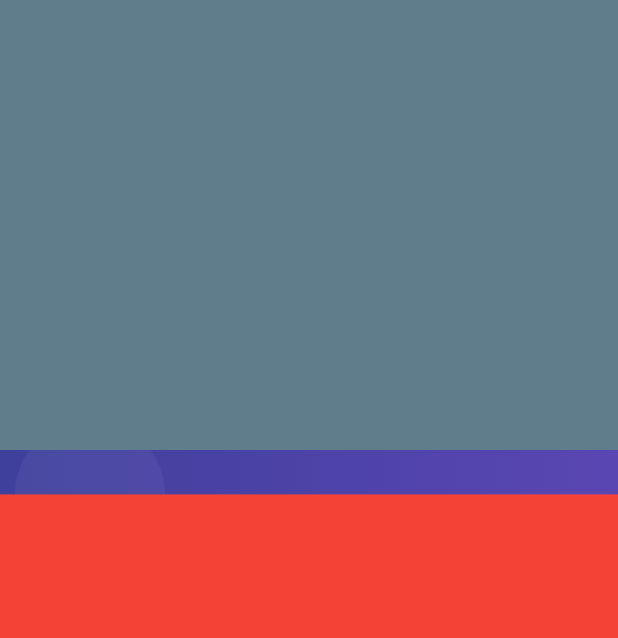
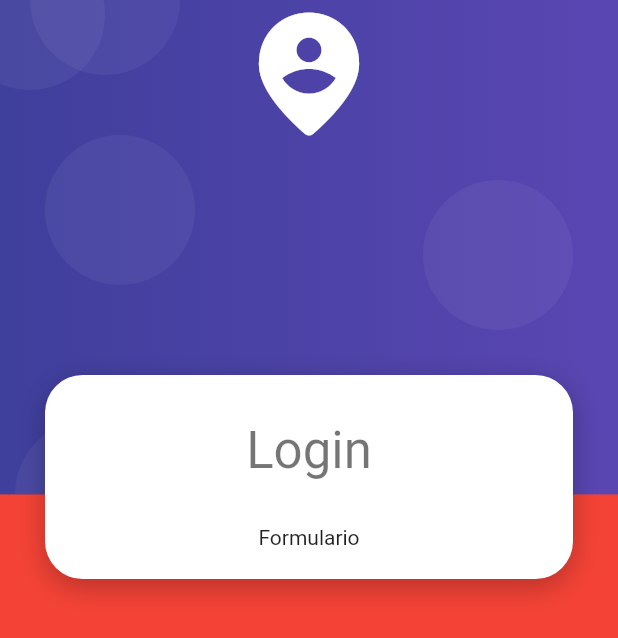
Before and after one commit to milone1/forms_flutter, a Flutter app: the screen it shows after launch, on a phone screen of 412 x 824 dp. Shown: the top 638 px of the screen. Run offline on Flutter 3.47's test engine with Material 2 defaults, Android fonts, the phone set to English and light mode, and no system bars.

Commit message:
add card container

```diff
--- a/lib/screens/login_screen.dart
+++ b/lib/screens/login_screen.dart
@@ -8,10 +8,31 @@
   Widget build(BuildContext context) {
     return Scaffold(
       body: AuthBackground(
-        child: Container(
-          width: double.infinity,
-          height: 300,
-          color: Colors.blueGrey,
+        child: SingleChildScrollView(
+          child: Column(
+            children: [
+              const SizedBox(
+                height: 250,
+              ),
+              CardContainer(
+                child: Column(
+                  children: [
+                    const SizedBox(
+                      height: 10,
+                    ),
+                    Text(
+                      'Login',
+                      style: Theme.of(context).textTheme.headline4,
+                    ),
+                    const SizedBox(
+                      height: 30,
+                    ),
+                    Text('Formulario'),
+                  ],
+                ),
+              ),
+            ],
+          ),
         ),
       ),
     );
--- /dev/null
+++ b/lib/widgets/card_container.dart
@@ -0,0 +1,26 @@
+import 'package:flutter/material.dart';
+
+class CardContainer extends StatelessWidget {
+  const CardContainer({super.key, required this.child});
+  final Widget child;
+  @override
+  Widget build(BuildContext context) {
+    return Padding(
+      padding: const EdgeInsets.symmetric(horizontal: 30),
+      child: Container(
+        width: double.infinity,
+        padding: const EdgeInsets.all(20),
+        decoration: _createCardShape(),
+        child: child,
+      ),
+    );
+  }
+
+  BoxDecoration _createCardShape() => BoxDecoration(
+        color: Colors.white,
+        borderRadius: BorderRadius.circular(25),
+        boxShadow: const [
+          BoxShadow(color: Colors.black26, blurRadius: 15, offset: Offset(0, 5))
+        ],
+      );
+}
--- a/lib/widgets/widgets.dart
+++ b/lib/widgets/widgets.dart
@@ -1 +1,2 @@
+export 'package:forms_flutter/widgets/card_container.dart';
 export 'package:forms_flutter/widgets/auth_background.dart';
```
